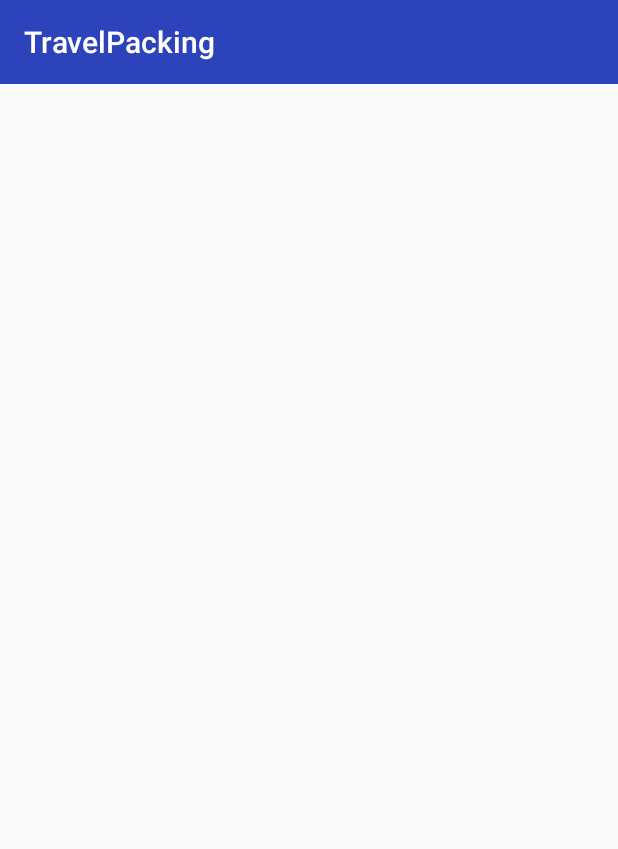
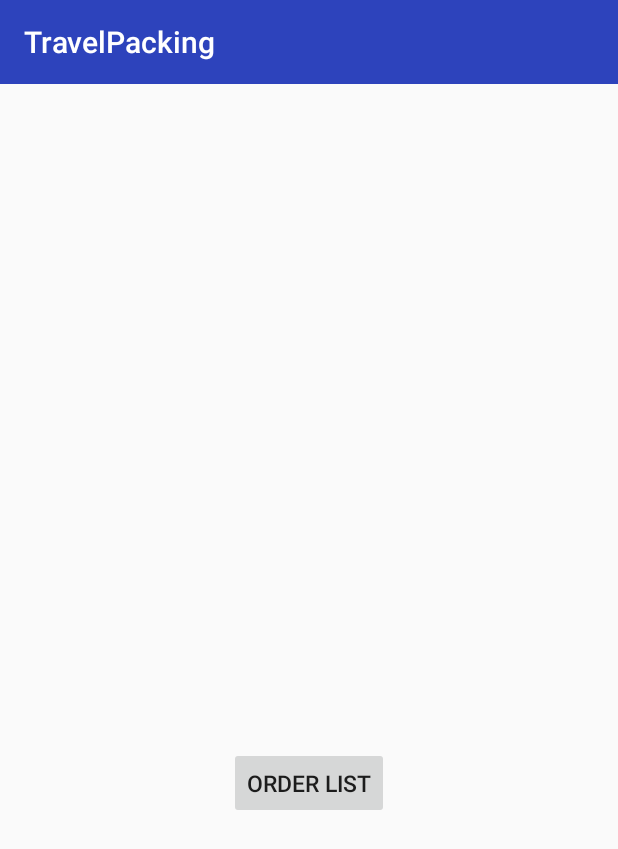
Before and after one commit to antunmod/TravelPacking, an Android app: the CreateList screen opened directly, with no data from a screen before it, on a phone screen of 412 x 824 dp. Shown: the top 849 px of the screen. Run offline under Robolectric (Android 15) with nearby library versions, the phone set to English and light mode, and no system bars; 1 statement that could not run was skipped.

Commit message:
Test list is being saved

```diff
--- a/app/src/main/java/antunmod/projects/travelpacking/CreateList.java
+++ b/app/src/main/java/antunmod/projects/travelpacking/CreateList.java
@@ -6,30 +6,45 @@ import android.os.Bundle;
 import android.view.View;
 import android.view.ViewGroup;
 import android.widget.BaseAdapter;
+import android.widget.Button;
 import android.widget.CheckBox;
 import android.widget.ListView;
 import android.widget.TextView;
+import android.widget.Toast;
 
 import java.io.File;
+import java.io.FileWriter;
+import java.io.IOException;
 import java.util.ArrayList;
 import java.util.List;
 
 public class CreateList extends AppCompatActivity {
 
-    String COMPRESSED_FOLDER_LOCATION = Environment.getExternalStorageDirectory() + File.separator + "TravelPacking" +
-            File.separator + ".compressed";
+    String FOLDER_LOCATION = Environment.getExternalStorageDirectory() + File.separator + "TravelPacking";
+    String COMPRESSED_FOLDER_LOCATION = FOLDER_LOCATION + File.separator + ".compressed";
+    String LISTS_FOLDER_LOCATION = FOLDER_LOCATION + File.separator + "lists";
     ListView listView;
     String[] itemTypes;
+    Button btnOrderList;
 
     @Override
     protected void onCreate(Bundle savedInstanceState) {
         super.onCreate(savedInstanceState);
         setContentView(R.layout.activity_create_list);
 
-        listView = (ListView) findViewById(R.id.listView_items);
+        listView = (ListView) findViewById(R.id.itemsListView);
         itemTypes = getData();
         ItemsListAdapter itemsListAdapter = new ItemsListAdapter();
         listView.setAdapter(itemsListAdapter);
+
+        btnOrderList = (Button) findViewById(R.id.btnOrderList);
+        btnOrderList.setOnClickListener(new View.OnClickListener() {
+            @Override
+            public void onClick(View view) {
+
+                createNewList();
+            }
+        });
     }
 
     // Get the names of folders and return them in a String array
@@ -46,6 +61,26 @@ public class CreateList extends AppCompatActivity {
         returnStringList.toArray(returnString);
 
         return returnString;
+    }
+
+    private void createNewList() {
+        String saveString = "";
+        for (int i = 0; i < itemTypes.length; ++i) {
+            saveString += itemTypes[i];
+            if (i != itemTypes.length -1 )
+                saveString += "|";
+        }
+
+        try {
+            File newList = new File(LISTS_FOLDER_LOCATION, "aaa.txt");
+            FileWriter writer = new FileWriter((newList));
+            writer.append(saveString);
+            writer.flush();
+            writer.close();
+            Toast.makeText(getApplicationContext(), "Saved", Toast.LENGTH_LONG).show();
+        } catch (IOException e) {
+            e.printStackTrace();
+        }
     }
 
     class ItemsListAdapter extends BaseAdapter {
--- a/app/src/main/java/antunmod/projects/travelpacking/MainActivity.java
+++ b/app/src/main/java/antunmod/projects/travelpacking/MainActivity.java
@@ -17,6 +17,7 @@ public class MainActivity extends AppCompatActivity {
     private String FOLDER_LOCATION = Environment.getExternalStorageDirectory() + File.separator + "TravelPacking";
     private String COMPRESSED_FOLDER_LOCATION = FOLDER_LOCATION + File.separator + ".compressed";
     private String FULL_SIZE_FOLDER_LOCATION = FOLDER_LOCATION + File.separator + ".fullSize";
+    private String LISTS_FOLDER_LOCATION = FOLDER_LOCATION + File.separator + "lists";
 
     @Override
     protected void onCreate(Bundle savedInstanceState) {
@@ -27,6 +28,7 @@ public class MainActivity extends AppCompatActivity {
         createRequiredFolder(FOLDER_LOCATION);
         createRequiredFolder(COMPRESSED_FOLDER_LOCATION);
         createRequiredFolder(FULL_SIZE_FOLDER_LOCATION);
+        createRequiredFolder(LISTS_FOLDER_LOCATION);
 
         File dir = new File (COMPRESSED_FOLDER_LOCATION);
 
--- a/app/src/main/res/layout/activity_create_list.xml
+++ b/app/src/main/res/layout/activity_create_list.xml
@@ -1,5 +1,5 @@
 <?xml version="1.0" encoding="utf-8"?>
-<LinearLayout xmlns:android="http://schemas.android.com/apk/res/android"
+<android.support.constraint.ConstraintLayout xmlns:android="http://schemas.android.com/apk/res/android"
     xmlns:app="http://schemas.android.com/apk/res-auto"
     xmlns:tools="http://schemas.android.com/tools"
     android:layout_width="match_parent"
@@ -7,9 +7,23 @@
     tools:context="antunmod.projects.travelpacking.CreateList">
 
     <ListView
-        android:id="@+id/listView_items"
-        android:layout_width="368dp"
-        android:layout_height="495dp"
-        tools:layout_editor_absoluteX="8dp"
-        tools:layout_editor_absoluteY="8dp" />
-</LinearLayout>
+        android:id="@+id/itemsListView"
+        android:layout_width="383dp"
+        android:layout_height="426dp"
+        app:layout_constraintTop_toTopOf="parent"
+        android:layout_marginTop="8dp"
+        tools:layout_editor_absoluteX="-6dp" />
+
+    <Button
+        android:id="@+id/btnOrderList"
+        android:layout_width="wrap_content"
+        android:layout_height="wrap_content"
+        android:layout_marginLeft="8dp"
+        android:layout_marginRight="8dp"
+        android:layout_marginTop="8dp"
+        android:text="ORDER LIST"
+        android:textSize="15sp"
+        app:layout_constraintLeft_toLeftOf="parent"
+        app:layout_constraintRight_toRightOf="parent"
+        app:layout_constraintTop_toBottomOf="@+id/itemsListView" />
+</android.support.constraint.ConstraintLayout>
--- a/app/src/main/res/layout/checked_list_item.xml
+++ b/app/src/main/res/layout/checked_list_item.xml
@@ -22,6 +22,7 @@
         android:layout_height="wrap_content"
         android:layout_marginBottom="10dp"
         android:layout_marginLeft="10dp"
+        android:layout_marginRight="10dp"
         android:layout_marginTop="10dp"
         android:textColorLink="@color/colorPrimaryDark"
         android:textSize="20sp"
```
